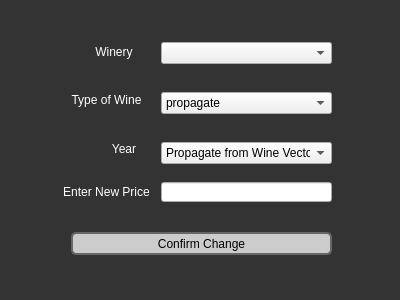
This is changeprice.ui in tyler949/CS1D-FirstPorject as Qt 5 draws it before an edit. The edited form follows.
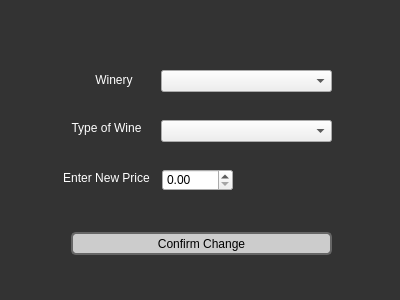
This is the edited form.

Patch:
```diff
--- a/changeprice.ui
+++ b/changeprice.ui
@@ -54,54 +54,21 @@
    background: #999;
 } </string>
   </property>
-  <widget class="QComboBox" name="YearComboBox">
-   <property name="geometry">
-    <rect>
-     <x>161</x>
-     <y>142</y>
-     <width>171</width>
-     <height>22</height>
-    </rect>
-   </property>
-   <item>
-    <property name="text">
-     <string>Propagate from Wine Vector</string>
-    </property>
-   </item>
-  </widget>
   <widget class="QComboBox" name="TypeOfWineComboBox">
    <property name="geometry">
     <rect>
      <x>161</x>
-     <y>92</y>
+     <y>120</y>
      <width>171</width>
      <height>22</height>
     </rect>
-   </property>
-   <item>
-    <property name="text">
-     <string>propagate</string>
-    </property>
-   </item>
-  </widget>
-  <widget class="QLineEdit" name="NewPriceTextBox">
-   <property name="geometry">
-    <rect>
-     <x>161</x>
-     <y>182</y>
-     <width>171</width>
-     <height>20</height>
-    </rect>
-   </property>
-   <property name="alignment">
-    <set>Qt::AlignLeading|Qt::AlignLeft|Qt::AlignVCenter</set>
    </property>
   </widget>
   <widget class="QComboBox" name="WineryComboBox">
    <property name="geometry">
     <rect>
      <x>161</x>
-     <y>42</y>
+     <y>70</y>
      <width>171</width>
      <height>22</height>
     </rect>
@@ -111,7 +78,7 @@
    <property name="geometry">
     <rect>
      <x>91</x>
-     <y>42</y>
+     <y>70</y>
      <width>46</width>
      <height>20</height>
     </rect>
@@ -127,7 +94,7 @@
    <property name="geometry">
     <rect>
      <x>61</x>
-     <y>182</y>
+     <y>168</y>
      <width>91</width>
      <height>20</height>
     </rect>
@@ -156,7 +123,7 @@
    <property name="geometry">
     <rect>
      <x>71</x>
-     <y>92</y>
+     <y>120</y>
      <width>71</width>
      <height>16</height>
     </rect>
@@ -168,20 +135,20 @@
     <set>Qt::AlignCenter</set>
    </property>
   </widget>
-  <widget class="QLabel" name="YearLabel">
+  <widget class="QDoubleSpinBox" name="doubleSpinBox">
    <property name="geometry">
     <rect>
-     <x>101</x>
-     <y>142</y>
-     <width>46</width>
-     <height>13</height>
+     <x>162</x>
+     <y>169</y>
+     <width>71</width>
+     <height>22</height>
     </rect>
    </property>
-   <property name="text">
-    <string>Year</string>
+   <property name="maximum">
+    <double>20000.990000000001601</double>
    </property>
-   <property name="alignment">
-    <set>Qt::AlignCenter</set>
+   <property name="singleStep">
+    <double>0.010000000000000</double>
    </property>
   </widget>
  </widget>
```
